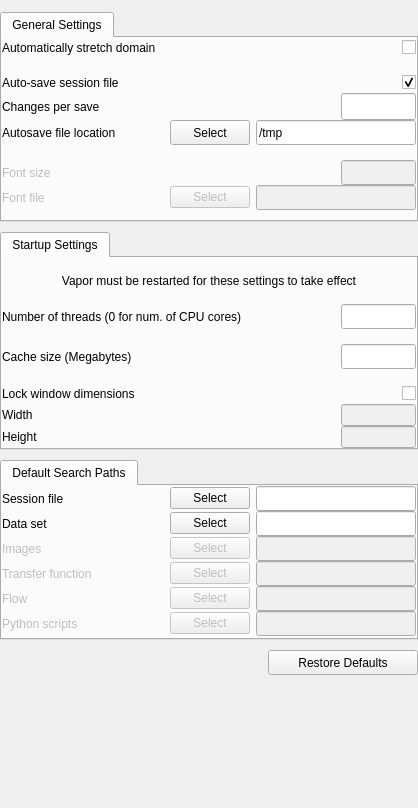
Before: the Qt Designer form apps/vaporgui/SettingsGUI.ui in StasJ/vapor-formatted, drawn with Qt 5.
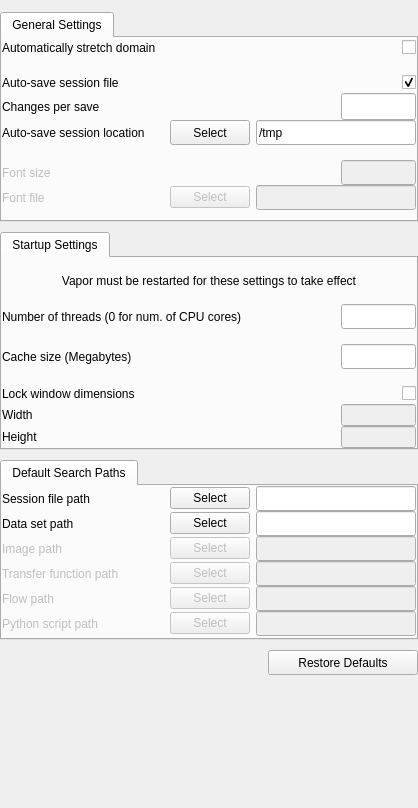
After: the same form once the commit is applied.

The edit to the form file:
```diff
--- a/apps/vaporgui/SettingsGUI.ui
+++ b/apps/vaporgui/SettingsGUI.ui
@@ -238,7 +238,7 @@
               <string>The file specified for auto save is overwritten every time there is an automatic session save</string>
              </property>
              <property name="text">
-              <string>Autosave file location</string>
+              <string>Auto-save session location</string>
              </property>
              <property name="wordWrap">
               <bool>false</bool>
@@ -779,7 +779,7 @@
          <item>
           <widget class="QLabel" name="label_10">
            <property name="text">
-            <string>Session file</string>
+            <string>Session file path</string>
            </property>
           </widget>
          </item>
@@ -823,7 +823,7 @@
          <item>
           <widget class="QLabel" name="label_11">
            <property name="text">
-            <string>Data set</string>
+            <string>Data set path</string>
            </property>
           </widget>
          </item>
@@ -870,7 +870,7 @@
             <bool>false</bool>
            </property>
            <property name="text">
-            <string>Images</string>
+            <string>Image path</string>
            </property>
           </widget>
          </item>
@@ -923,7 +923,7 @@
             <bool>false</bool>
            </property>
            <property name="text">
-            <string>Transfer function</string>
+            <string>Transfer function path</string>
            </property>
           </widget>
          </item>
@@ -976,7 +976,7 @@
             <bool>false</bool>
            </property>
            <property name="text">
-            <string>Flow</string>
+            <string>Flow path</string>
            </property>
           </widget>
          </item>
@@ -1029,7 +1029,7 @@
             <bool>false</bool>
            </property>
            <property name="text">
-            <string>Python scripts</string>
+            <string>Python script path</string>
            </property>
           </widget>
          </item>
```
